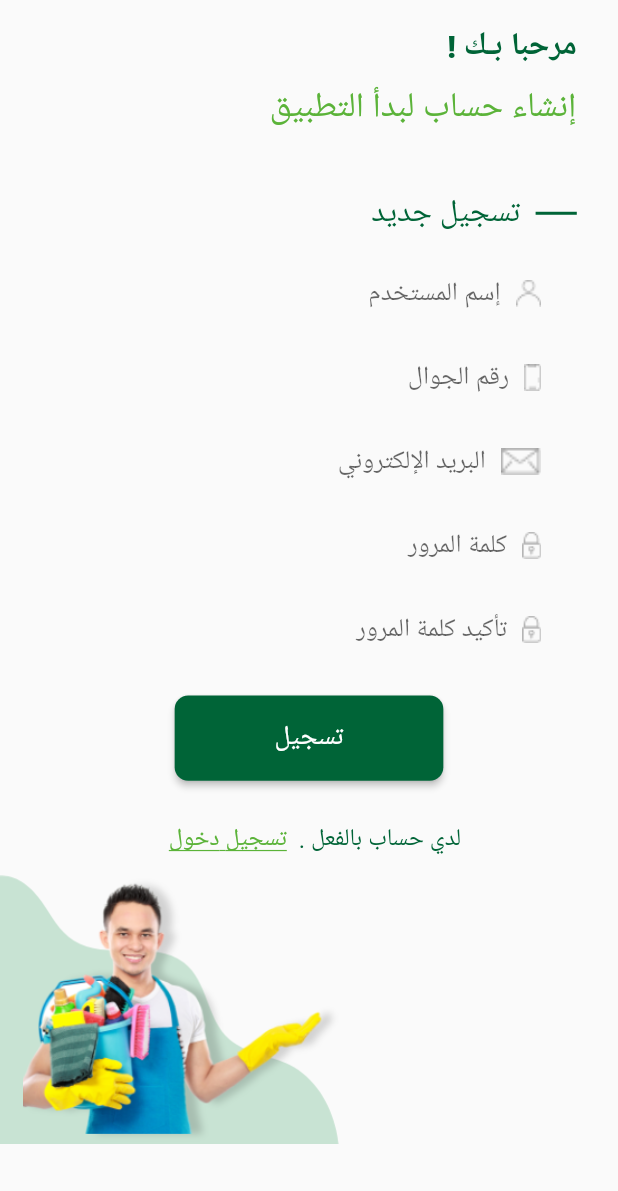
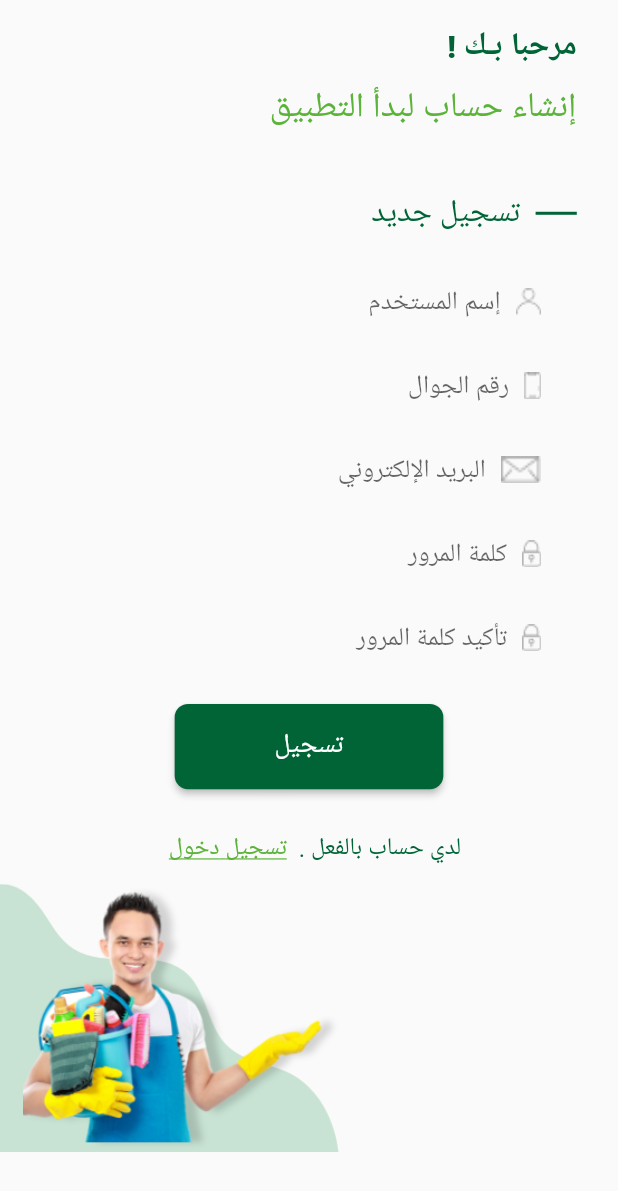
Before and after one commit to alghoraqy/mawasim, a Flutter app: the screen it shows after launch, after a tap on "تسجيل جديد", on a phone screen of 412 x 824 dp. Shown: the top 1191 px of the screen. Run offline on Flutter 3.47's test engine with Material 2 defaults, Android fonts, the phone set to English and light mode, and no system bars; our stand-ins replace dio, dotted_border, flutter_bloc, fluttertoast, hexcolor, pin_code_fields and 1 more; accounts and stored records are empty; network calls fail.

Commit message:
responsive

```diff
--- a/lib/main.dart
+++ b/lib/main.dart
@@ -50,6 +50,12 @@ class MyApp extends StatelessWidget {
           GlobalWidgetsLocalizations.delegate,
           GlobalCupertinoLocalizations.delegate
         ],
+        builder: (context, child) {
+          return  MediaQuery(
+          data: MediaQuery.of(context).copyWith(textScaleFactor: 1.0),
+          child: child!,
+        );
+        },
         home: widget,
       ),
     );
--- a/lib/modules/register/register_screen.dart
+++ b/lib/modules/register/register_screen.dart
@@ -50,8 +50,8 @@ class RegisterScreen extends StatelessWidget {
                     height: rhight(context) / 20,
                   ),
                   const DashedRow(text: ' تسجيل جديد'),
-                  const SizedBox(
-                    height: 15,
+                   SizedBox(
+                    height: rhight(context)/40,
                   ),
                   Padding(
                     padding: EdgeInsets.only(left: rwidth(context) / 15),
```
Also changed, not shown: pubspec.lock.
